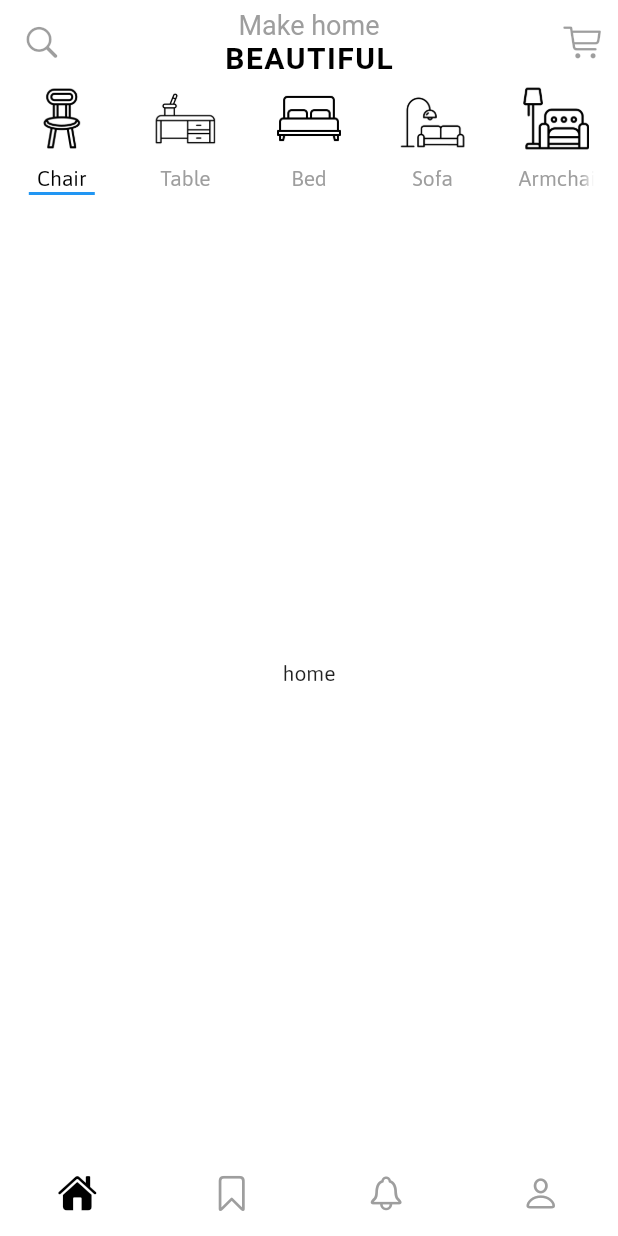
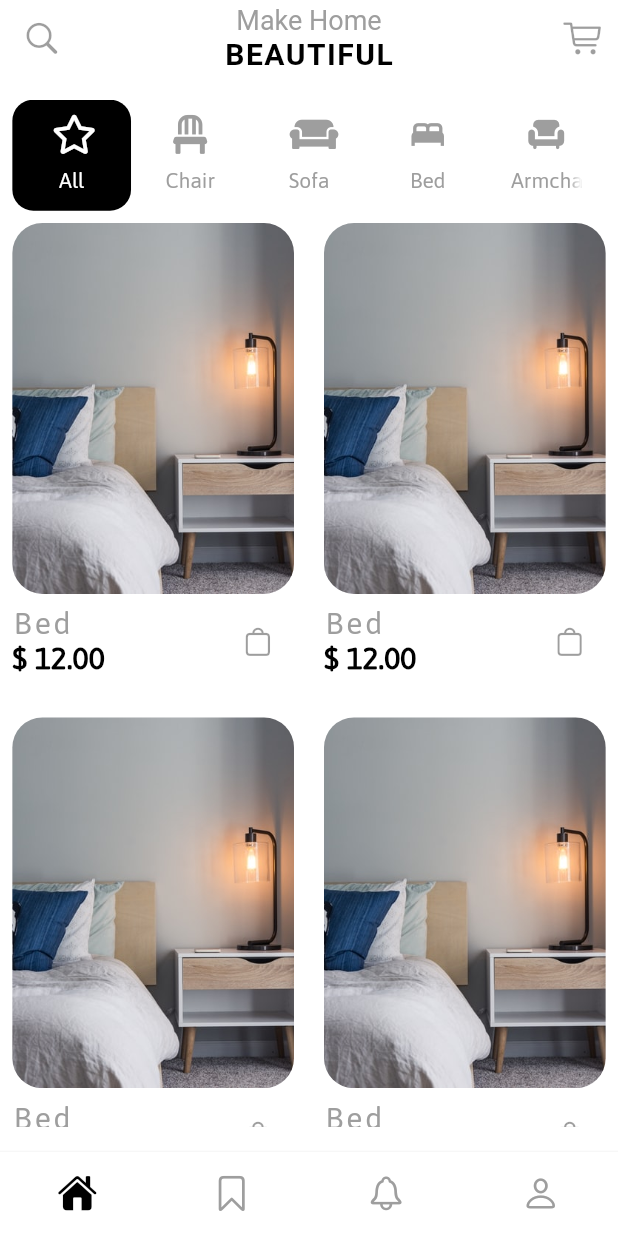
Before and after one commit to mratanpara/SaHomeDecor, a Flutter app: the screen it shows after launch, on a phone screen of 412 x 824 dp. Run offline on Flutter 3.47's test engine with Material 2 defaults, Android fonts, the phone set to English and light mode, and no system bars; our stand-ins replace font_awesome_flutter.

Commit message:
home & favorite UI done

```diff
--- /dev/null
+++ b/lib/components/custom_app_bar.dart
@@ -0,0 +1,58 @@
+import 'package:decor/constants.dart';
+import 'package:flutter/material.dart';
+
+class CustomAppBar extends StatelessWidget implements PreferredSizeWidget {
+  final IconData leadingIcon;
+  final String title;
+  final IconData actionIcon;
+
+  CustomAppBar(
+      {required this.title,
+      required this.actionIcon,
+      required this.leadingIcon});
+
+  @override
+  Widget build(BuildContext context) {
+    return AppBar(
+      leading: _leadingIcon(),
+      centerTitle: true,
+      title: _title(),
+      actions: _actions(),
+    );
+  }
+
+  List<Widget> _actions() => [
+        IconButton(
+          onPressed: null,
+          icon: Icon(
+            actionIcon,
+            size: kIconSize,
+          ),
+        ),
+      ];
+
+  Column _title() => Column(
+        children: [
+          if (title == 'Beautiful')
+            const Text(
+              'Make Home',
+              style: kFirstTitleTextStyle,
+            ),
+          Text(
+            title.toUpperCase(),
+            style: kSecondTitleTextStyle,
+          ),
+        ],
+      );
+
+  IconButton _leadingIcon() => IconButton(
+        onPressed: null,
+        icon: Icon(
+          leadingIcon,
+          size: kIconSize,
+        ),
+      );
+
+  @override
+  Size get preferredSize => const Size.fromHeight(50);
+}
--- /dev/null
+++ b/lib/components/custom_bottom_navigation_bar.dart
@@ -0,0 +1,59 @@
+import 'package:decor/constants.dart';
+import 'package:decor/models/bottom_nav_bar_index.dart';
+import 'package:flutter/cupertino.dart';
+import 'package:flutter/material.dart';
+import 'package:provider/provider.dart';
+
+class CustomBottomNavigationBar extends StatefulWidget {
+  const CustomBottomNavigationBar({Key? key}) : super(key: key);
+
+  @override
+  _CustomBottomNavigationBarState createState() =>
+      _CustomBottomNavigationBarState();
+}
+
+class _CustomBottomNavigationBarState extends State<CustomBottomNavigationBar> {
+  @override
+  Widget build(BuildContext context) {
+    return Consumer<BottomNavBarIndex>(
+      builder: (context, selectedIndex, child) {
+        return BottomNavigationBar(
+          items: const <BottomNavigationBarItem>[
+            BottomNavigationBarItem(
+              activeIcon: Icon(CupertinoIcons.house_fill),
+              icon: Icon(CupertinoIcons.house),
+              label: 'Home',
+            ),
+            BottomNavigationBarItem(
+              activeIcon: Icon(CupertinoIcons.bookmark_fill),
+              icon: Icon(CupertinoIcons.bookmark),
+              label: 'Home',
+            ),
+            BottomNavigationBarItem(
+              activeIcon: Icon(CupertinoIcons.bell_fill),
+              icon: Icon(CupertinoIcons.bell),
+              label: 'Home',
+            ),
+            BottomNavigationBarItem(
+              activeIcon: Icon(CupertinoIcons.person_fill),
+              icon: Icon(CupertinoIcons.person),
+              label: 'Home',
+            ),
+          ],
+          backgroundColor: Colors.white,
+          elevation: 2,
+          iconSize: kIconSize,
+          showSelectedLabels: false,
+          currentIndex: selectedIndex.selectedIndex,
+          selectedItemColor: Colors.black,
+          unselectedItemColor: Colors.grey,
+          showUnselectedLabels: false,
+          type: BottomNavigationBarType.fixed,
+          onTap: (index) {
+            selectedIndex.updateIndex(index);
+          },
+        );
+      },
+    );
+  }
+}
--- a/lib/constants.dart
+++ b/lib/constants.dart
@@ -38,3 +38,21 @@ const kSecondHeadingTextStyle = TextStyle(
   fontSize: 26,
   fontWeight: FontWeight.bold,
 );
+
+//Tab indicator
+BoxDecoration kTabIndicatorDecoration = BoxDecoration(
+  color: Colors.black,
+  borderRadius: BorderRadius.circular(14),
+  shape: BoxShape.rectangle,
+);
+
+//app bar text style
+const kFirstTitleTextStyle = TextStyle(
+  color: Colors.grey,
+  fontSize: 18,
+);
+const kSecondTitleTextStyle = TextStyle(
+  fontSize: 20,
+  letterSpacing: 1,
+  fontWeight: FontWeight.bold,
+);
--- a/lib/main.dart
+++ b/lib/main.dart
@@ -1,8 +1,13 @@
+import 'package:decor/components/custom_bottom_navigation_bar.dart';
+import 'package:decor/models/bottom_nav_bar_index.dart';
 import 'package:decor/screens/auth/login/screen/login_screen.dart';
 import 'package:decor/screens/auth/signup/signup_screen.dart';
-import 'package:decor/screens/home_screen.dart';
+import 'package:decor/screens/dashboard/dashboard.dart';
+import 'package:decor/screens/favorite/favorite_screen.dart';
+import 'package:decor/screens/home/home_screen.dart';
 import 'package:decor/theme.dart';
 import 'package:flutter/material.dart';
+import 'package:provider/provider.dart';
 
 void main() {
   runApp(const MyApp());
@@ -13,17 +18,22 @@ class MyApp extends StatelessWidget {
 
   @override
   Widget build(BuildContext context) {
-    return MaterialApp(
+    return ChangeNotifierProvider(
+      create: (BuildContext context) => BottomNavBarIndex(),
+      child: MaterialApp(
         title: 'SaHomeDecor',
         debugShowCheckedModeBanner: false,
-      initialRoute: HomeScreen.id,
+        initialRoute: DashBoard.id,
         routes: {
+          DashBoard.id: (context) => const DashBoard(),
           HomeScreen.id: (context) => const HomeScreen(),
+          FavoriteScreen.id: (context) => const FavoriteScreen(),
           LoginScreen.id: (context) => const LoginScreen(),
           SignupScreen.id: (context) => const SignupScreen(),
         },
         theme: lightTheme(),
         home: const LoginScreen(),
+      ),
     );
   }
 }
--- /dev/null
+++ b/lib/models/bottom_nav_bar_index.dart
@@ -0,0 +1,12 @@
+import 'package:flutter/material.dart';
+
+class BottomNavBarIndex extends ChangeNotifier {
+  late int _selectedIndex = 0;
+
+  int get selectedIndex => _selectedIndex;
+
+  void updateIndex(int index) {
+    _selectedIndex = index;
+    notifyListeners();
+  }
+}
--- /dev/null
+++ b/lib/screens/dashboard/dashboard.dart
@@ -0,0 +1,37 @@
+import 'package:decor/components/custom_app_bar.dart';
+import 'package:decor/components/custom_bottom_navigation_bar.dart';
+import 'package:decor/constants.dart';
+import 'package:decor/models/bottom_nav_bar_index.dart';
+import 'package:decor/screens/favorite/favorite_screen.dart';
+import 'package:decor/screens/home/home_screen.dart';
+import 'package:flutter/cupertino.dart';
+import 'package:flutter/material.dart';
+import 'package:font_awesome_flutter/font_awesome_flutter.dart';
+import 'package:provider/provider.dart';
+
+class DashBoard extends StatefulWidget {
+  static const String id = 'dashboard';
+  const DashBoard({Key? key}) : super(key: key);
+
+  @override
+  _DashBoardState createState() => _DashBoardState();
+}
+
+class _DashBoardState extends State<DashBoard> with TickerProviderStateMixin {
+  static final List<Widget> _widgetOptions = <Widget>[
+    const HomeScreen(),
+    const FavoriteScreen(),
+    const Center(child: Text('notification')),
+    const Center(child: Text('account')),
+  ];
+
+  @override
+  Widget build(BuildContext context) {
+    final size = MediaQuery.of(context).size;
+    return Scaffold(
+      body: _widgetOptions
+          .elementAt(Provider.of<BottomNavBarIndex>(context).selectedIndex),
+      bottomNavigationBar: const CustomBottomNavigationBar(),
+    );
+  }
+}
--- /dev/null
+++ b/lib/screens/favorite/favorite_screen.dart
@@ -0,0 +1,90 @@
+import 'package:decor/components/custom_app_bar.dart';
+import 'package:decor/constants.dart';
+import 'package:flutter/cupertino.dart';
+import 'package:flutter/material.dart';
+
+class FavoriteScreen extends StatefulWidget {
+  static const String id = 'favorite_screen';
+  const FavoriteScreen({Key? key}) : super(key: key);
+
+  @override
+  _FavoriteScreenState createState() => _FavoriteScreenState();
+}
+
+class _FavoriteScreenState extends State<FavoriteScreen> {
+  @override
+  Widget build(BuildContext context) {
+    final size = MediaQuery.of(context).size;
+    return Scaffold(
+      appBar: CustomAppBar(
+        leadingIcon: CupertinoIcons.search,
+        title: 'Favorites',
+        actionIcon: CupertinoIcons.cart,
+      ),
+      body: ListView.separated(
+        physics: const BouncingScrollPhysics(
+            parent: AlwaysScrollableScrollPhysics()),
+        padding: kSymmetricPaddingHor,
+        itemCount: 5,
+        itemBuilder: (BuildContext context, int index) {
+          return Row(
+            children: [
+              ClipRRect(
+                borderRadius: BorderRadius.circular(20),
+                child: Image.asset(
+                  'assets/images/chair.jpeg',
+                  fit: BoxFit.cover,
+                  height: size.height * 0.15,
+                  width: size.width * 0.3,
+                ),
+              ),
+              Flexible(
+                child: Column(
+                  crossAxisAlignment: CrossAxisAlignment.end,
+                  mainAxisAlignment: MainAxisAlignment.spaceBetween,
+                  children: [
+                    const ListTile(
+                      contentPadding: kAllPadding,
+                      dense: true,
+                      title: Text(
+                        'Chair',
+                        style: TextStyle(
+                          color: Colors.grey,
+                          fontSize: kNormalFontSize,
+                          letterSpacing: 2,
+                        ),
+                      ),
+                      subtitle: Text(
+                        '\$ 12.00',
+                        style: TextStyle(
+                          fontSize: kNormalFontSize,
+                          color: Colors.black,
+                          fontWeight: FontWeight.bold,
+                        ),
+                      ),
+                      trailing: IconButton(
+                        onPressed: null,
+                        icon: Icon(
+                          CupertinoIcons.clear_circled,
+                          size: 28,
+                        ),
+                      ),
+                    ),
+                    Padding(
+                      padding: EdgeInsets.all(size.width * 0.06),
+                      child: const Icon(
+                        CupertinoIcons.bag_fill,
+                        size: 28,
+                      ),
+                    ),
+                  ],
+                ),
+              ),
+            ],
+          );
+        },
+        separatorBuilder: (BuildContext context, int index) => const Divider(),
+      ),
+    );
+  }
+}
--- /dev/null
+++ b/lib/screens/home/home_screen.dart
@@ -0,0 +1,135 @@
+import 'package:decor/components/custom_app_bar.dart';
+import 'package:decor/constants.dart';
+import 'package:flutter/cupertino.dart';
+import 'package:flutter/material.dart';
+import 'package:font_awesome_flutter/font_awesome_flutter.dart';
+
+class HomeScreen extends StatefulWidget {
+  static const String id = 'home_screen';
+  const HomeScreen({Key? key}) : super(key: key);
+
+  @override
+  _HomeScreenState createState() => _HomeScreenState();
+}
+
+class _HomeScreenState extends State<HomeScreen> with TickerProviderStateMixin {
+  late TabController _tabController;
+
+  @override
+  void initState() {
+    super.initState();
+    _tabController = TabController(length: 5, vsync: this);
+  }
+
+  @override
+  Widget build(BuildContext context) {
+    final size = MediaQuery.of(context).size;
+    return Scaffold(
+      appBar: CustomAppBar(
+        title: 'Beautiful',
+        actionIcon: CupertinoIcons.cart,
+        leadingIcon: CupertinoIcons.search,
+      ),
+      body: Padding(
+        padding: EdgeInsets.symmetric(
+            vertical: size.height * 0.02, horizontal: size.width * 0.02),
+        child: SingleChildScrollView(
+          physics: const BouncingScrollPhysics(
+              parent: AlwaysScrollableScrollPhysics()),
+          child: Column(
+            children: [
+              _categoryTabs(),
+              Padding(
+                padding: EdgeInsets.symmetric(vertical: size.height * 0.01),
+                child: GridView.builder(
+                  shrinkWrap: true,
+                  physics: const ScrollPhysics(),
+                  scrollDirection: Axis.vertical,
+                  gridDelegate: SliverGridDelegateWithFixedCrossAxisCount(
+                    crossAxisCount: 2,
+                    crossAxisSpacing: 20,
+                    mainAxisExtent: size.height * 0.40,
+                  ),
+                  itemCount: 6,
+                  itemBuilder: (BuildContext context, int index) {
+                    return Column(
+                      crossAxisAlignment: CrossAxisAlignment.start,
+                      children: [
+                        ClipRRect(
+                          borderRadius: BorderRadius.circular(20),
+                          child: Image.asset(
+                            'assets/images/bed.jpeg',
+                            fit: BoxFit.cover,
+                            height: size.height * 0.3,
+                            width: size.width * 0.47,
+                          ),
+                        ),
+                        ListTile(
+                          contentPadding: EdgeInsets.zero,
+                          minVerticalPadding: size.width * 0.01,
+                          dense: true,
+                          title: Text(
+                            'Bed',
+                            style: TextStyle(
+                              color: Colors.grey,
+                              fontSize: kNormalFontSize,
+                              letterSpacing: 2,
+                            ),
+                          ),
+                          subtitle: Text(
+                            '\$ 12.00',
+                            style: TextStyle(
+                              fontSize: kNormalFontSize,
+                              color: Colors.black,
+                              fontWeight: FontWeight.bold,
+                            ),
+                          ),
+                          trailing: IconButton(
+                            onPressed: null,
+                            icon: Icon(
+                              CupertinoIcons.bag,
+                              size: 22,
+                            ),
+                          ),
+                        ),
+                      ],
+                    );
+                  },
+                ),
+              ),
+            ],
+          ),
+        ),
+      ),
+    );
+  }
+
+  TabBar _categoryTabs() => TabBar(
+        indicator: kTabIndicatorDecoration,
+        indicatorSize: TabBarIndicatorSize.tab,
+        unselectedLabelColor: Colors.grey,
+        controller: _tabController,
+        tabs: const <Widget>[
+          Tab(
+            icon: Icon(FontAwesomeIcons.star, size: kIconSize),
+            text: 'All',
+          ),
+          Tab(
+            icon: Icon(FontAwesomeIcons.chair, size: kIconSize),
+            text: 'Chair',
+          ),
+          Tab(
+            icon: Icon(FontAwesomeIcons.couch, size: kIconSize),
+            text: 'Sofa',
+          ),
+          Tab(
+            icon: Icon(Icons.bed, size: kIconSize),
+            text: 'Bed',
+          ),
+          Tab(
+            icon: Icon(Icons.chair, size: kIconSize),
+            text: 'Armchair',
+          ),
+        ],
+      );
+}
--- a/lib/screens/home_screen.dart
+++ /dev/null
@@ -1,157 +0,0 @@
-import 'package:decor/constants.dart';
-import 'package:flutter/cupertino.dart';
-import 'package:flutter/material.dart';
-
-class HomeScreen extends StatefulWidget {
-  static const String id = 'home_screen';
-  const HomeScreen({Key? key}) : super(key: key);
-
-  @override
-  _HomeScreenState createState() => _HomeScreenState();
-}
-
-class _HomeScreenState extends State<HomeScreen> with TickerProviderStateMixin {
-  late TabController _tabController;
-
-  @override
-  void initState() {
-    super.initState();
-    _tabController = TabController(length: 5, vsync: this);
-  }
-
-  int _selectedIndex = 0;
-  static final List<Widget> _widgetOptions = <Widget>[
-    const Center(child: Text('home')),
-    const Center(child: Text('bookmark')),
-    const Center(child: Text('notification')),
-    const Center(child: Text('account')),
-  ];
-  void _onItemTapped(int index) {
-    setState(() {
-      _selectedIndex = index;
-    });
-  }
-
-  @override
-  Widget build(BuildContext context) {
-    return Scaffold(
-      appBar: AppBar(
-        leading: const IconButton(
-          onPressed: null,
-          icon: Icon(
-            CupertinoIcons.search,
-            size: kIconSize,
-          ),
-        ),
-        centerTitle: true,
-        title: Column(
-          children: [
-            const Text(
-              'Make home',
-              style: TextStyle(color: Colors.grey, fontSize: 18),
-            ),
-            Text(
-              'Beautiful'.toUpperCase(),
-              style: const TextStyle(
-                fontSize: 20,
-                letterSpacing: 1,
-                fontWeight: FontWeight.bold,
-              ),
-            ),
-          ],
-        ),
-        actions: const [
-          IconButton(
-            onPressed: null,
-            icon: Icon(
-              CupertinoIcons.cart,
-              size: kIconSize,
-            ),
-          ),
-        ],
-        bottom: TabBar(
-          controller: _tabController,
-          tabs: <Widget>[
-            Tab(
-              icon: Image.asset(
-                'assets/icons/chair.png',
-                width: 44,
-                height: 44,
-              ),
-              text: 'Chair',
-            ),
-            Tab(
-              icon: Image.asset(
-                'assets/icons/table.png',
-                width: 44,
-                height: 44,
-              ),
-              text: 'Table',
-            ),
-            Tab(
-              icon: Image.asset(
-                'assets/icons/bed.png',
-                width: 44,
-                height: 44,
-              ),
-              text: 'Bed',
-            ),
-            Tab(
-              icon: Image.asset(
-                'assets/icons/sofa.png',
-                width: 44,
-                height: 44,
-              ),
-              text: 'Sofa',
-            ),
-            Tab(
-              icon: Image.asset(
-                'assets/icons/armchair.png',
-                width: 44,
-                height: 44,
-              ),
-              text: 'Armchair',
-            ),
-          ],
-        ),
-      ),
-      body: Container(
-        child: _widgetOptions.elementAt(_selectedIndex),
-      ),
-      bottomNavigationBar: BottomNavigationBar(
-        items: const <BottomNavigationBarItem>[
-          BottomNavigationBarItem(
-            activeIcon: Icon(CupertinoIcons.house_fill),
-            icon: Icon(CupertinoIcons.house),
-            label: 'Home',
-          ),
-          BottomNavigationBarItem(
-            activeIcon: Icon(CupertinoIcons.bookmark_fill),
-            icon: Icon(CupertinoIcons.bookmark),
-            label: 'Home',
-          ),
-          BottomNavigationBarItem(
-            activeIcon: Icon(CupertinoIcons.bell_fill),
-            icon: Icon(CupertinoIcons.bell),
-            label: 'Home',
-          ),
-          BottomNavigationBarItem(
-            activeIcon: Icon(CupertinoIcons.person_fill),
-            icon: Icon(CupertinoIcons.person),
-            label: 'Home',
-          ),
-        ],
-        backgroundColor: Colors.white,
-        elevation: 0,
-        iconSize: kIconSize,
-        showSelectedLabels: false,
-        currentIndex: _selectedIndex,
-        selectedItemColor: Colors.black,
-        unselectedItemColor: Colors.grey,
-        showUnselectedLabels: false,
-        type: BottomNavigationBarType.fixed,
-        onTap: _onItemTapped,
-      ),
-    );
-  }
-}
--- a/lib/theme.dart
+++ b/lib/theme.dart
@@ -6,11 +6,6 @@ ThemeData lightTheme() {
     brightness: Brightness.light,
     fontFamily: 'Asap',
     scaffoldBackgroundColor: Colors.white,
-    tabBarTheme: const TabBarTheme(
-      indicatorSize: TabBarIndicatorSize.label,
-      labelColor: Colors.black,
-      unselectedLabelColor: Colors.grey,
-    ),
     appBarTheme: const AppBarTheme(
       backgroundColor: Colors.white10,
       elevation: 0,
--- a/pubspec.yaml
+++ b/pubspec.yaml
@@ -13,6 +13,8 @@ dependencies:
     sdk: flutter
 
   cupertino_icons: ^1.0.2
+  font_awesome_flutter: ^9.2.0
+  provider: ^6.0.2
 
 dev_dependencies:
   flutter_test:
```
Also changed, not shown: assets/images/armchair.jpeg (added), assets/images/bed.jpeg (added), assets/images/chair.jpeg (added), assets/images/sofa.jpeg (added), pubspec.lock. Lines whose indentation alone changed are shown as unchanged.
